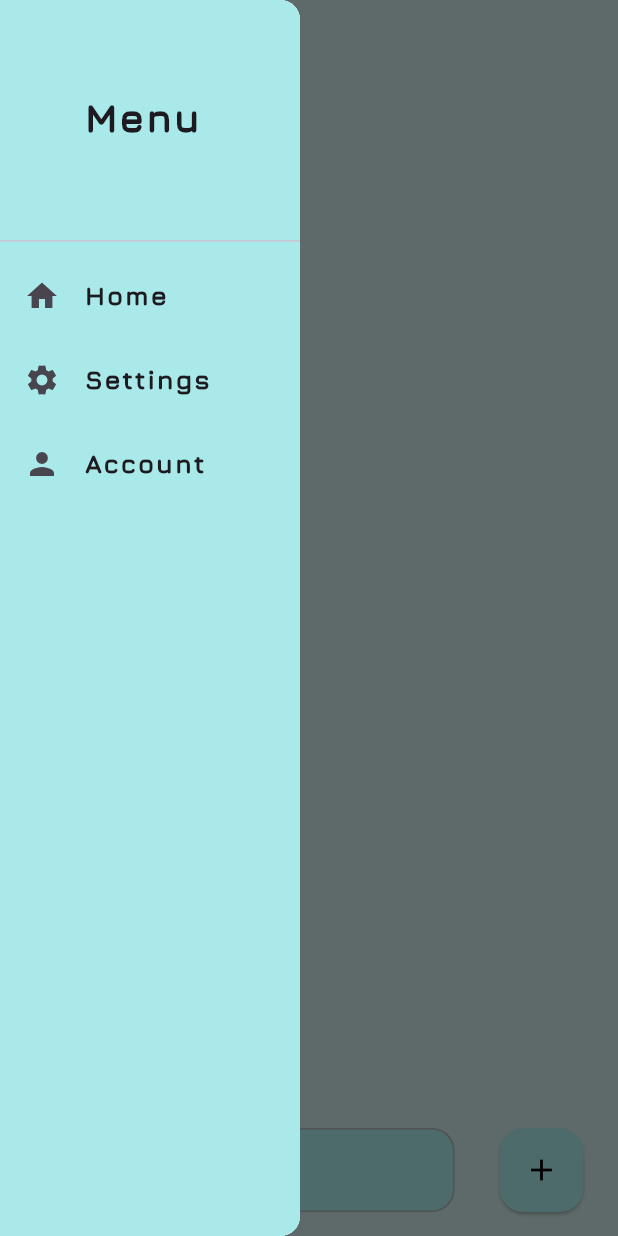
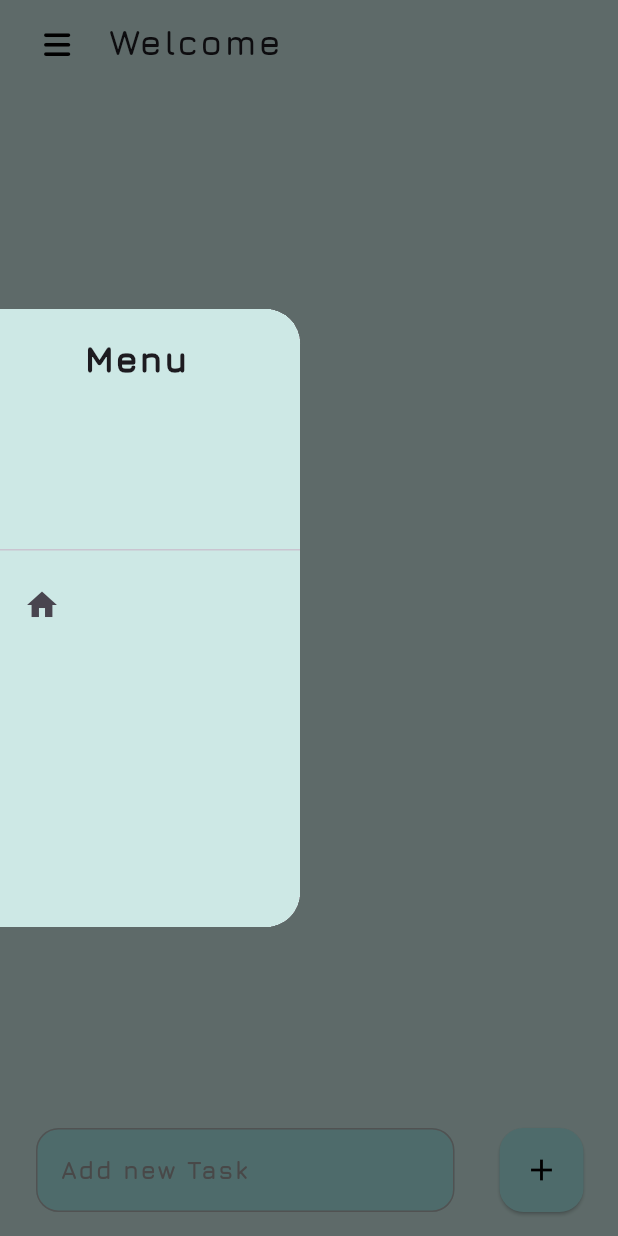
Before and after one commit to Binada-SH/To_Do_Application, a Flutter app: the screen it shows after launch, with the side drawer open, on a phone screen of 412 x 824 dp. Run offline on Flutter 3.47's test engine with Material 3 defaults, Android fonts, the light colour scheme and no system bars; our stand-ins replace flutter_local_notifications, flutter_slidable, font_awesome_flutter, timezone.

Commit message:
Menu drawer Ui change

```diff
--- a/lib/pages/widgets/menu_drawer.dart
+++ b/lib/pages/widgets/menu_drawer.dart
@@ -5,6 +5,51 @@ class menuDrawer extends StatelessWidget {
 
   @override
   Widget build(BuildContext context) {
+    final screenHeight = MediaQuery.of(context).size.height;
+    final draweHeight = screenHeight *0.5;
+
+    return SizedBox(
+      height: draweHeight,
+      child: Drawer(
+        width: 200,
+        shape: const RoundedRectangleBorder(
+          borderRadius: BorderRadius.only(
+            topRight: Radius.circular(23),
+            bottomRight: Radius.circular(23)
+            ),
+        ),
+
+        child: Container(
+          color: Color(0xFFCDE8E5),
+          child: ListView(
+            padding: EdgeInsets.zero,
+            children: [
+              const DrawerHeader(
+                decoration: BoxDecoration(
+                  color: Color(0xFFCDE8E5),
+                ),
+                child: Padding(
+                  padding: EdgeInsets.only(left: 40),
+                  child: Text(
+                    'Menu',
+                    style: TextStyle(
+                      fontFamily: 'Jura',
+                      fontSize: 23,
+                      fontWeight: FontWeight.w900,
+                      letterSpacing: 1.3,
+                    ),
+                  ),
+                ),
+              ),
+              const ListTile(
+                leading: Icon(Icons.home),
+              )
+            ],
+          ),
+        ),
+
+      ),
+    );
     return Drawer(
       width: 200,
       shape: RoundedRectangleBorder(
```
